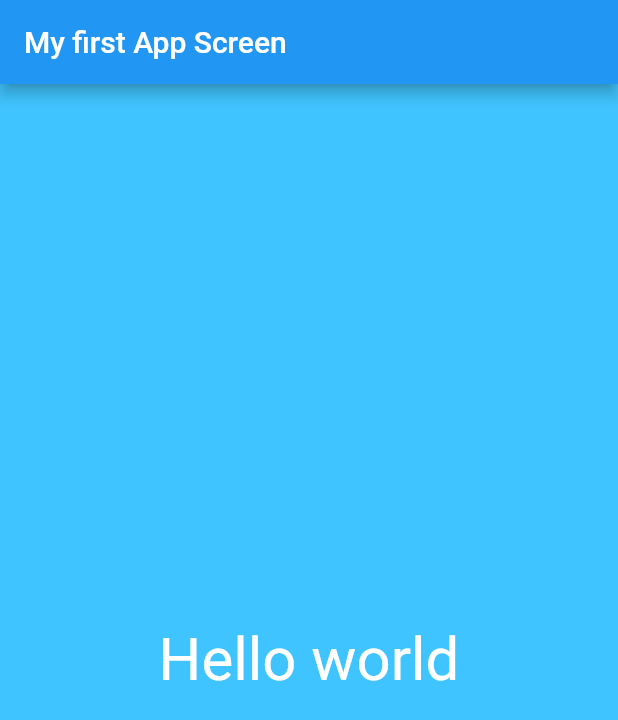
After one commit to peterwakoko/flutter_1, a Flutter app: the screen it shows after launch, on a phone screen of 412 x 824 dp. The commit adds this screen. Shown: the top 720 px of the screen. Run offline on Flutter 3.47's test engine with Material 2 defaults, Android fonts, the light colour scheme and no system bars.

Commit message:
organised dart code

```diff
--- /dev/null
+++ b/lib/app_screens/first_screen.dart
@@ -0,0 +1,18 @@
+import "package:flutter/material.dart";
+
+class FirstScreen extends StatelessWidget{
+  @override
+  Widget build(BuildContext context) {
+    return Material(
+      color: Colors.lightBlueAccent,
+      child: Center(
+        child: Text(
+          "Hello world",
+          textDirection: TextDirection.ltr,
+          style: TextStyle(color: Colors.white, fontSize: 40.0),
+        ),
+      ),
+    );
+  }
+
+}
--- a/lib/main.dart
+++ b/lib/main.dart
@@ -1,23 +1,19 @@
 import "package:flutter/material.dart";
+import './app_screens/first_screen.dart';
 
-void main(){
-  runApp(
+void main() => runApp(new MyFlutterApp());
 
-    MaterialApp(
-      title: "My Flutter App",
-      home: Scaffold(
-        appBar: AppBar(title: Text("My first App Screen"),),
-        body: Material(
-          color: Colors.lightBlueAccent,
-          child: Center(
-            child: Text(
-              "Hello world",
-              textDirection: TextDirection.ltr,
-              style: TextStyle(color: Colors.white, fontSize: 40.0),
-            ),
-          ),
-        ),
-      )
-    )
-  );
+class MyFlutterApp extends StatelessWidget{
+  @override
+  Widget build(BuildContext context) {
+    return MaterialApp(
+      debugShowCheckedModeBanner: false,
+        title: "My Flutter App",
+        home: Scaffold(
+          appBar: AppBar(title: Text("My first App Screen"),),
+          body: FirstScreen()
+        )
+    );
+  }
+
 }
```
